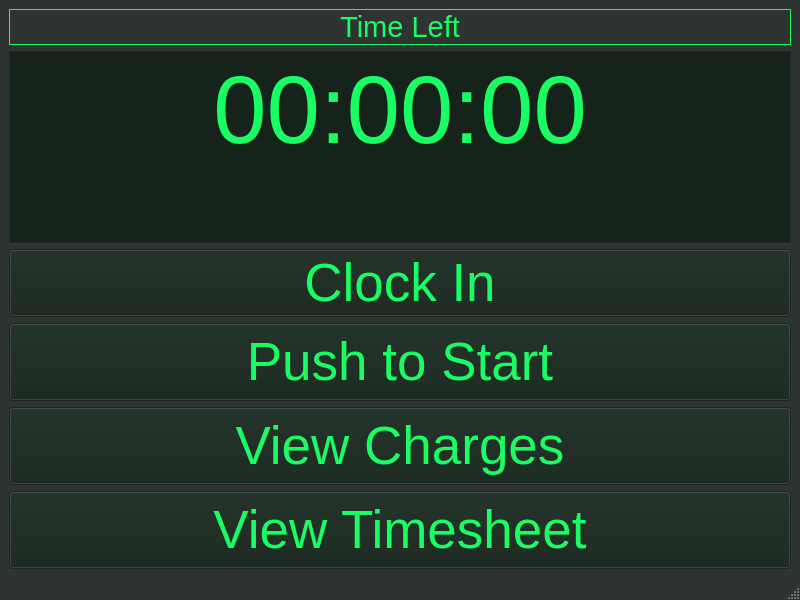
evanblough/timesheet_app, file mainwindow.ui: the form before one commit.
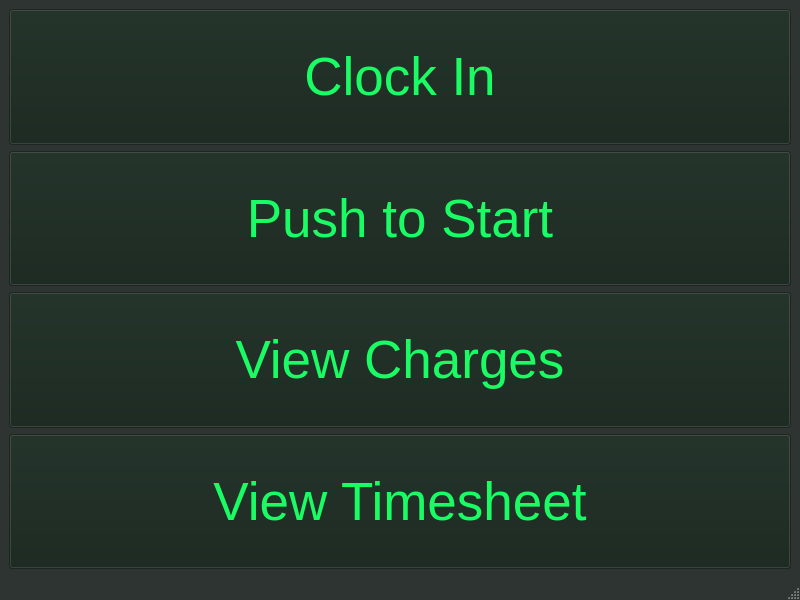
The form after the commit.

Diff of the .ui file:
```diff
--- a/mainwindow.ui
+++ b/mainwindow.ui
@@ -953,54 +953,14 @@
     </palette>
    </property>
    <layout class="QVBoxLayout" name="verticalLayout">
-    <item>
-     <widget class="QLabel" name="label">
-      <property name="sizePolicy">
-       <sizepolicy hsizetype="Preferred" vsizetype="Fixed">
-        <horstretch>0</horstretch>
-        <verstretch>0</verstretch>
-       </sizepolicy>
-      </property>
-      <property name="font">
-       <font>
-        <pointsize>22</pointsize>
-       </font>
-      </property>
-      <property name="frameShape">
-       <enum>QFrame::Box</enum>
-      </property>
-      <property name="text">
-       <string>Time Left</string>
-      </property>
-      <property name="alignment">
-       <set>Qt::AlignCenter</set>
-      </property>
-     </widget>
-    </item>
-    <item>
-     <widget class="QTextEdit" name="textEdit">
-      <property name="sizePolicy">
-       <sizepolicy hsizetype="Expanding" vsizetype="Minimum">
-        <horstretch>0</horstretch>
-        <verstretch>0</verstretch>
-       </sizepolicy>
-      </property>
-      <property name="font">
-       <font>
-        <pointsize>11</pointsize>
-       </font>
-      </property>
-      <property name="html">
-       <string>&lt;!DOCTYPE HTML PUBLIC &quot;-//W3C//DTD HTML 4.0//EN&quot; &quot;http://www.w3.org/TR/REC-html40/strict.dtd&quot;&gt;
-&lt;html&gt;&lt;head&gt;&lt;meta name=&quot;qrichtext&quot; content=&quot;1&quot; /&gt;&lt;style type=&quot;text/css&quot;&gt;
-p, li { white-space: pre-wrap; }
-&lt;/style&gt;&lt;/head&gt;&lt;body style=&quot; font-family:'Ubuntu'; font-size:11pt; font-weight:400; font-style:normal;&quot;&gt;
-&lt;p align=&quot;center&quot; style=&quot; margin-top:0px; margin-bottom:0px; margin-left:0px; margin-right:0px; -qt-block-indent:0; text-indent:0px;&quot;&gt;&lt;span style=&quot; font-size:72pt;&quot;&gt;00:00:00&lt;/span&gt;&lt;/p&gt;&lt;/body&gt;&lt;/html&gt;</string>
-      </property>
-     </widget>
-    </item>
     <item>
      <widget class="QPushButton" name="clock_in_button">
+      <property name="sizePolicy">
+       <sizepolicy hsizetype="Minimum" vsizetype="MinimumExpanding">
+        <horstretch>0</horstretch>
+        <verstretch>0</verstretch>
+       </sizepolicy>
+      </property>
       <property name="font">
        <font>
         <pointsize>40</pointsize>
@@ -1014,7 +974,7 @@
     <item>
      <widget class="QPushButton" name="pushButton">
       <property name="sizePolicy">
-       <sizepolicy hsizetype="Minimum" vsizetype="Minimum">
+       <sizepolicy hsizetype="Minimum" vsizetype="MinimumExpanding">
         <horstretch>0</horstretch>
         <verstretch>0</verstretch>
        </sizepolicy>
@@ -1032,7 +992,7 @@
     <item>
      <widget class="QPushButton" name="pushButton_3">
       <property name="sizePolicy">
-       <sizepolicy hsizetype="Minimum" vsizetype="Minimum">
+       <sizepolicy hsizetype="Minimum" vsizetype="MinimumExpanding">
         <horstretch>0</horstretch>
         <verstretch>0</verstretch>
        </sizepolicy>
@@ -1050,7 +1010,7 @@
     <item>
      <widget class="QPushButton" name="pushButton_2">
       <property name="sizePolicy">
-       <sizepolicy hsizetype="Minimum" vsizetype="Minimum">
+       <sizepolicy hsizetype="Minimum" vsizetype="MinimumExpanding">
         <horstretch>0</horstretch>
         <verstretch>0</verstretch>
        </sizepolicy>
```
